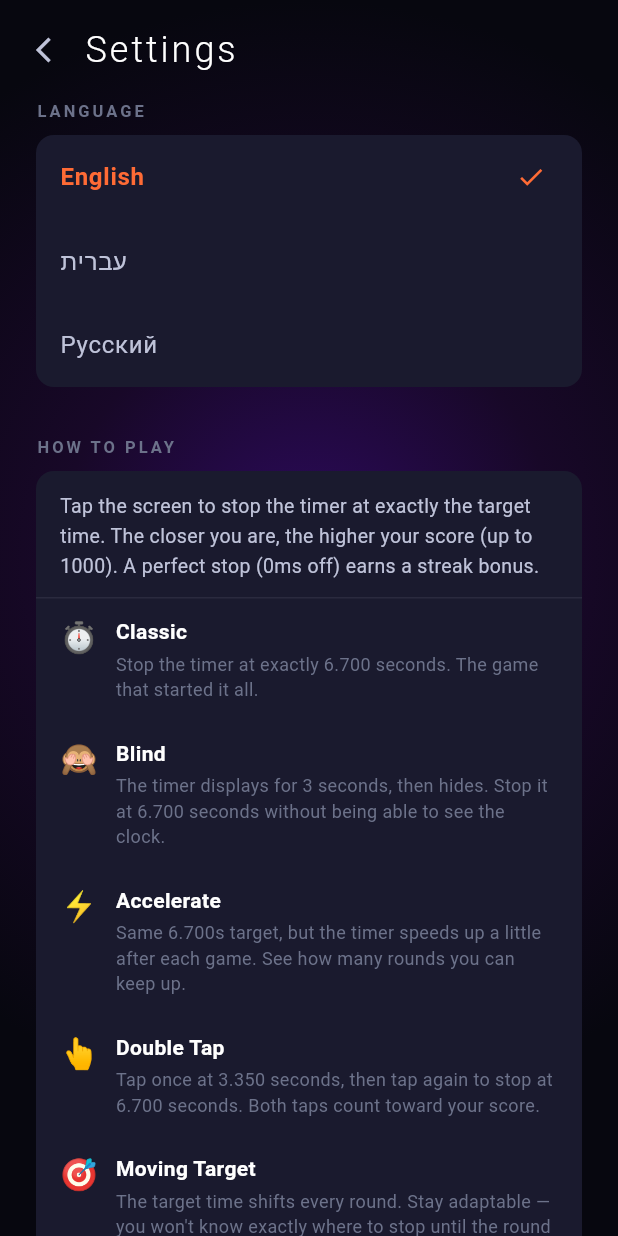
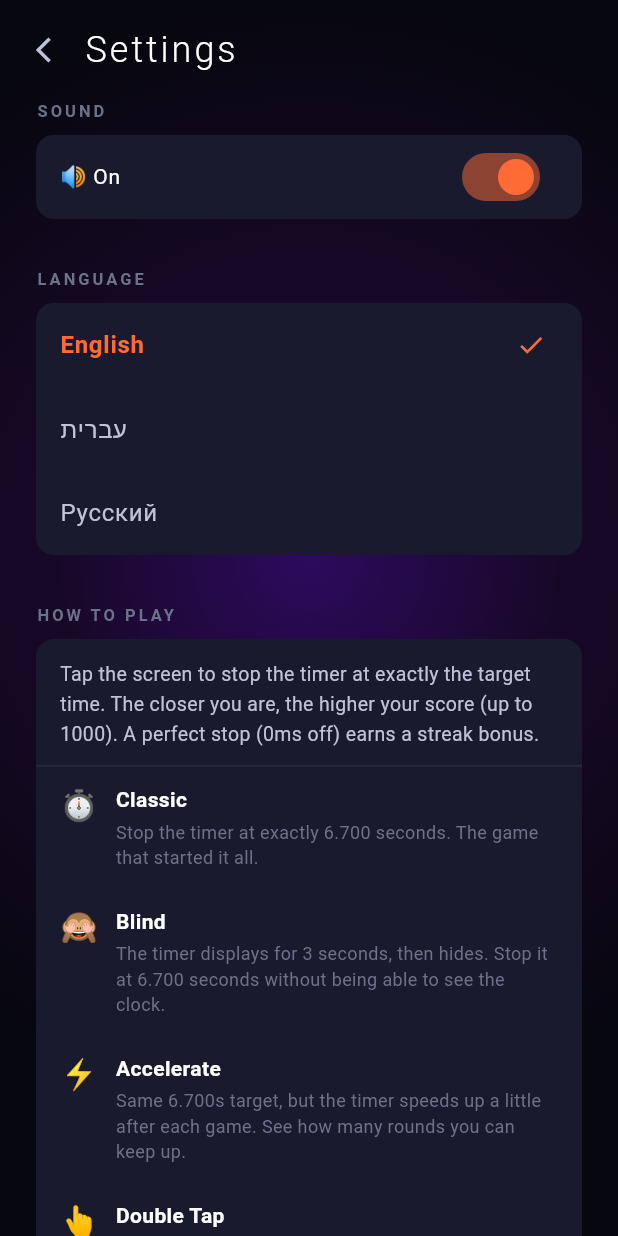
Before and after one commit to Arnon-E/67Games, a Flutter app: the SettingsScreen screen opened directly, on a phone screen of 412 x 824 dp. Run offline on Flutter 3.47's test engine with Material 3 defaults, Android fonts, the phone set to English and light mode, and no system bars; our stand-ins replace audioplayers, cloud_firestore, firebase_auth, firebase_core, flutter_tts, google_mobile_ads and 5 more; missing offline and left inert: haptic_feedback; accounts and stored records are empty.

Commit message:
Add sound on/off toggle to settings screen
Adds a persistent sound toggle in Settings that lets users mute/unmute
all game audio (MP3 playback and TTS feedback). Preference is saved to
SharedPreferences and restored on app launch.

https://claude.ai/code/session_01K7rNYgwjWpQ1MEvQAfCJ5d

```diff
--- a/stop_at_67/lib/l10n/app_en.arb
+++ b/stop_at_67/lib/l10n/app_en.arb
@@ -68,6 +68,7 @@
   "settingsAccount": "Account",
   "settingsRestorePurchases": "Restore Purchases",
   "settingsLogout": "Logout",
+  "settingsSound": "Sound",
   "settingsLanguage": "Language",
   "settingsSelectLanguage": "Select Language",
   "settingsVersion": "Stop at 67 v1.0.0",
--- a/stop_at_67/lib/l10n/app_he.arb
+++ b/stop_at_67/lib/l10n/app_he.arb
@@ -69,6 +69,7 @@
   "settingsAccount": "חשבון",
   "settingsRestorePurchases": "שחזר רכישות",
   "settingsLogout": "התנתק",
+  "settingsSound": "צליל",
   "settingsLanguage": "שפה",
   "settingsSelectLanguage": "בחר שפה",
   "settingsVersion": "Stop at 67 גרסה 1.0.0",
--- a/stop_at_67/lib/l10n/app_localizations.dart
+++ b/stop_at_67/lib/l10n/app_localizations.dart
@@ -435,6 +435,12 @@ abstract class AppLocalizations {
   /// In en, this message translates to:
   /// **'Logout'**
   String get settingsLogout;
+
+  /// No description provided for @settingsSound.
+  ///
+  /// In en, this message translates to:
+  /// **'Sound'**
+  String get settingsSound;
 
   /// No description provided for @settingsLanguage.
   ///
--- a/stop_at_67/lib/l10n/app_localizations_en.dart
+++ b/stop_at_67/lib/l10n/app_localizations_en.dart
@@ -177,6 +177,10 @@ class AppLocalizationsEn extends AppLocalizations {
 
   @override
   String get settingsLogout => 'Logout';
+
+  @override
+  @override
+  String get settingsSound => 'Sound';
 
   @override
   String get settingsLanguage => 'Language';
--- a/stop_at_67/lib/l10n/app_localizations_he.dart
+++ b/stop_at_67/lib/l10n/app_localizations_he.dart
@@ -177,6 +177,10 @@ class AppLocalizationsHe extends AppLocalizations {
 
   @override
   String get settingsLogout => 'התנתק';
+
+  @override
+  @override
+  String get settingsSound => 'צליל';
 
   @override
   String get settingsLanguage => 'שפה';
--- a/stop_at_67/lib/l10n/app_localizations_ru.dart
+++ b/stop_at_67/lib/l10n/app_localizations_ru.dart
@@ -177,6 +177,10 @@ class AppLocalizationsRu extends AppLocalizations {
 
   @override
   String get settingsLogout => 'Выйти';
+
+  @override
+  @override
+  String get settingsSound => 'Звук';
 
   @override
   String get settingsLanguage => 'Язык';
--- a/stop_at_67/lib/l10n/app_ru.arb
+++ b/stop_at_67/lib/l10n/app_ru.arb
@@ -68,6 +68,7 @@
   "settingsAccount": "Аккаунт",
   "settingsRestorePurchases": "Восстановить покупки",
   "settingsLogout": "Выйти",
+  "settingsSound": "Звук",
   "settingsLanguage": "Язык",
   "settingsSelectLanguage": "Выберите язык",
   "settingsVersion": "Stop at 67 v1.0.0",
--- a/stop_at_67/lib/screens/settings_screen.dart
+++ b/stop_at_67/lib/screens/settings_screen.dart
@@ -48,6 +48,12 @@ class _SettingsScreenState extends State<SettingsScreen> {
                 child: ListView(
                   padding: const EdgeInsets.symmetric(horizontal: 24),
                   children: [
+                    // Sound
+                    _section(l10n.settingsSound),
+                    _soundToggle(context, gs, l10n),
+
+                    const SizedBox(height: 24),
+
                     // Language
                     _section(l10n.settingsLanguage),
                     _languageSelector(context, langState, l10n),
@@ -170,6 +176,28 @@ class _SettingsScreenState extends State<SettingsScreen> {
   }
 
 
+  Widget _soundToggle(BuildContext context, GameState gs, AppLocalizations l10n) {
+    return Container(
+      margin: const EdgeInsets.only(bottom: 8),
+      decoration: BoxDecoration(
+        color: AppColors.darkCard,
+        borderRadius: BorderRadius.circular(12),
+      ),
+      child: SwitchListTile(
+        title: Text(
+          gs.isSoundEnabled ? '🔊 On' : '🔇 Off',
+          style: TextStyle(
+            color: gs.isSoundEnabled ? AppColors.textPrimary : AppColors.textDisabled,
+            fontSize: 14,
+          ),
+        ),
+        value: gs.isSoundEnabled,
+        activeColor: AppColors.orange,
+        onChanged: (val) => gs.setSoundEnabled(val),
+      ),
+    );
+  }
+
   Widget _languageSelector(
       BuildContext context, LanguageState langState, AppLocalizations l10n) {
     final languages = [
--- a/stop_at_67/lib/state/game_state.dart
+++ b/stop_at_67/lib/state/game_state.dart
@@ -196,6 +196,7 @@ class GameState extends ChangeNotifier {
     _achievements = await _storage.loadAchievements();
     _coins = await _storage.loadCoins();
     _loadout = await _storage.loadLoadout();
+    _sound.setEnabled(await _storage.loadSoundEnabled());
     _ownedCosmetics = await _storage.loadOwnedCosmetics();
     _dailyRewards = await _storage.loadDailyRewards();
 
@@ -905,8 +906,12 @@ class GameState extends ChangeNotifier {
     notifyListeners();
   }
 
+  bool get isSoundEnabled => _sound.isEnabled;
+
   void setSoundEnabled(bool enabled) {
     _sound.setEnabled(enabled);
+    _storage.saveSoundEnabled(enabled);
+    notifyListeners();
   }
 
   // ═══════════════════════════════════════════════════════════
```
Also changed, not shown: stop_at_67/lib/services/storage_service.dart (+11 -0 lines).
